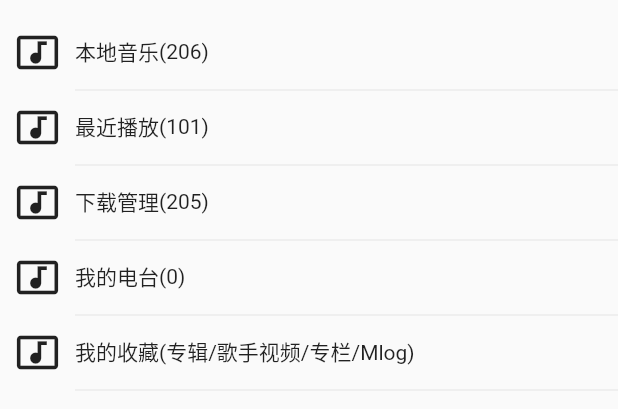
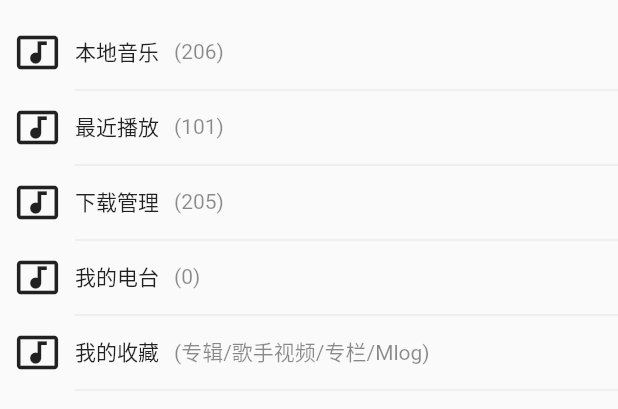
Before and after one commit to HuoXiaoYe/flutter-wangyiMusic, a Flutter app: the MyMusicDesc widget shown alone on an empty page, opened directly, on a phone screen of 412 x 824 dp. Shown: the top 409 px of the screen. Run offline on Flutter 3.47's test engine with Material 2 defaults, Android fonts, the phone set to English and light mode, and no system bars; our stand-ins replace flutter_swiper; network calls fail.

Commit message:
个人中心页面 中间部分完成

```diff
--- a/lib/pages/mine/mine.dart
+++ b/lib/pages/mine/mine.dart
@@ -89,7 +89,7 @@ class MyMusicDesc extends StatelessWidget {
                 child: Row(
                   children: <Widget>[
                     Text(item['title']),
-                    Text("(${item['desc']})")
+                    Padding(padding: EdgeInsets.only(left: 10),child: Text("(${item['desc']})",style: TextStyle(color: Colors.black45),),)
                   ],
                 ),
                 decoration: BoxDecoration(
```
